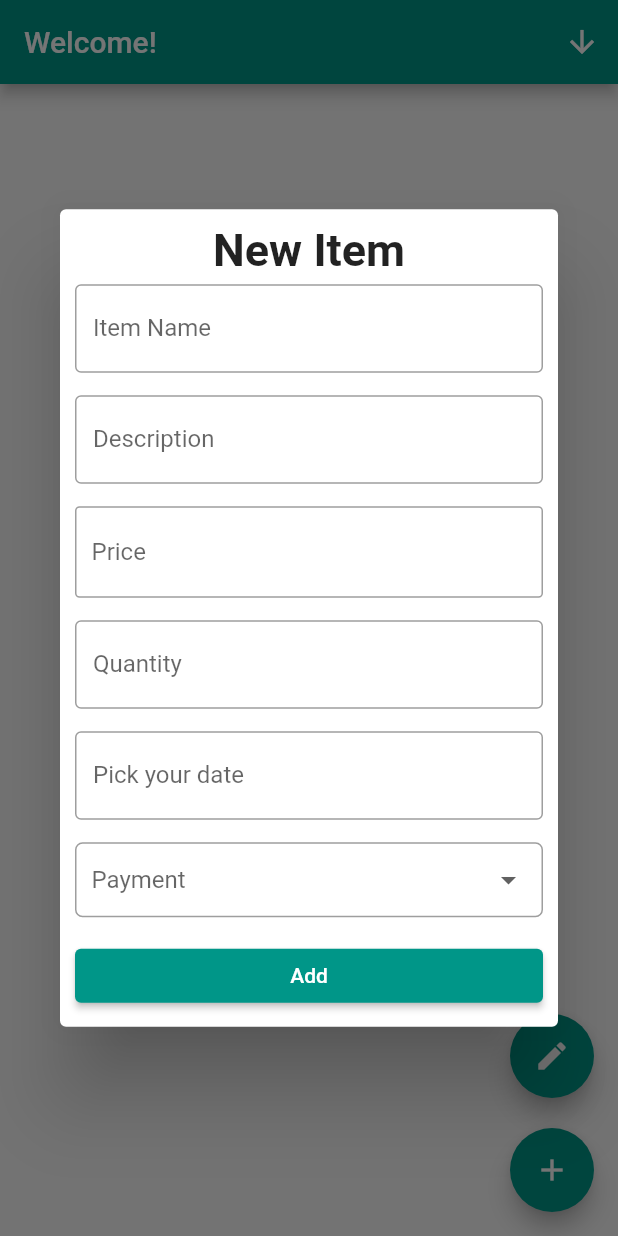
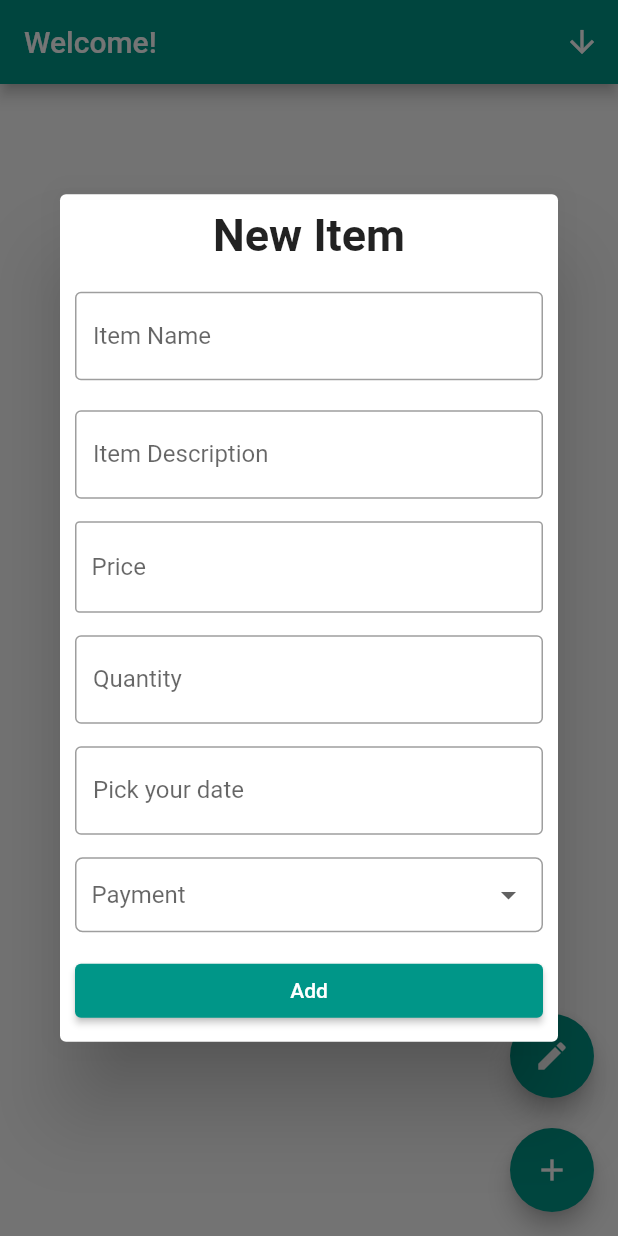
Before and after one commit to tamshallz/family-task-1, a Flutter app: the screen it shows after launch, after a tap on the "add" icon, on a phone screen of 412 x 824 dp. Run offline on Flutter 3.47's test engine with Material 2 defaults, Android fonts, the phone set to English and light mode, and no system bars; our stand-ins replace google_fonts, hive, hive_flutter; accounts and stored records are empty; generated files the repository leaves out were written again.

Commit message:
Fixing an issue on item name and description fields

```diff
--- a/lib/Screens/Home.dart
+++ b/lib/Screens/Home.dart
@@ -18,18 +18,36 @@ class Home extends StatefulWidget {
 
 class _HomeState extends State<Home> {
   Box<ExpenseModel> expensesBox;
-  String itemName;
+  final itemNameController = TextEditingController();
+  final itemDescriptionController = TextEditingController();
+  final itemPriceController = TextEditingController();
+  final itemQuantityController = TextEditingController();
+
+  // final itemDescriptionController = TextEditingController();
+  // String itemName;
   DateTime date;
-  String description;
-  double price;
-  int quantity;
+
+  // String description;
+  // double price;
+  // int quantity;
   Payment payment;
 
   final dateController = TextEditingController();
 
   @override
+  void initState() {
+    super.initState();
+  }
+
+  @override
   void dispose() {
     Hive.box('expenseModels').close();
+
+    /// Todo: Always consider disposing off controllers to avoid memory leaks
+    itemNameController.dispose();
+    itemDescriptionController.dispose();
+    itemPriceController.dispose();
+    itemQuantityController.dispose();
     super.dispose();
   }
 
@@ -76,7 +94,13 @@ class _HomeState extends State<Home> {
                       crossAxisAlignment: CrossAxisAlignment.start,
                       children: <Widget>[
                         SizedBox(height: 5),
-                        Text('currentExpense.itemName'), /// This shows an error too
+
+                        /// Todo: This was showing errors because the item name and description
+                        /// where not saved in the box, consider checking for null values in
+                        /// Text Widgets to avoid null errors
+                        Text(currentExpense?.itemName ?? "No name"),
+
+                        /// This shows an error too
                         SizedBox(height: 5),
                         Text(currentExpense.description.toString()),
                         SizedBox(height: 5),
@@ -134,11 +158,37 @@ class _HomeState extends State<Home> {
                                   ),
                                 ),
                               ),
+                              SizedBox(height: 20.0),
+                              // _buildInputField('Item Name', 'value', 'itemName'),
+                              // _buildInputField('Description', 'value', 'description'),
+
+                              Padding(
+                                padding: const EdgeInsets.only(bottom: 15),
+                                child: TextFormField(
+                                  keyboardType: TextInputType.text,
+                                  textCapitalization: TextCapitalization.sentences,
+                                  textInputAction: TextInputAction.next,
+                                  controller: itemNameController,
+                                  decoration: InputDecoration(
+                                    labelText: "Item Name",
+                                    border: OutlineInputBorder(),
+                                  ),
+                                ),
+                              ),
                               SizedBox(height: 5.0),
-                              _buildInputField(
-                                  'Item Name', 'value', 'itemName'),
-                              _buildInputField(
-                                  'Description', 'value', 'description'),
+                              Padding(
+                                padding: const EdgeInsets.only(bottom: 15),
+                                child: TextFormField(
+                                  keyboardType: TextInputType.text,
+                                  textCapitalization: TextCapitalization.sentences,
+                                  textInputAction: TextInputAction.next,
+                                  controller: itemDescriptionController,
+                                  decoration: InputDecoration(
+                                    labelText: "Item Description",
+                                    border: OutlineInputBorder(),
+                                  ),
+                                ),
+                              ),
 
                               // PRICE INPUT
                               Padding(
@@ -148,21 +198,19 @@ class _HomeState extends State<Home> {
                                       borderRadius: BorderRadius.circular(3),
                                       border: Border.all(color: Colors.grey)),
                                   child: Padding(
-                                    padding: const EdgeInsets.symmetric(
-                                        horizontal: 10),
+                                    padding: const EdgeInsets.symmetric(horizontal: 10),
                                     child: TextFormField(
+                                      controller: itemPriceController,
                                       keyboardType: TextInputType.number,
-
                                       // autofocus: true,
-                                      initialValue: "",
+                                      // initialValue: "",
                                       decoration: InputDecoration(
-                                          border: InputBorder.none,
-                                          labelText: 'Price'),
-                                      onChanged: (value) {
-                                        setState(() {
-                                          price = double.parse(value);
-                                        });
-                                      },
+                                          border: InputBorder.none, labelText: 'Price'),
+                                      // onChanged: (value) {
+                                      //   setState(() {
+                                      //     price = double.parse(value);
+                                      //   });
+                                      // },
                                     ),
                                   ),
                                 ),
@@ -172,23 +220,22 @@ class _HomeState extends State<Home> {
                               Padding(
                                 padding: const EdgeInsets.only(bottom: 15),
                                 child: TextField(
+                                  controller: itemQuantityController,
                                   keyboardType: TextInputType.number,
                                   // autofocus: true,
                                   decoration: InputDecoration(
-                                      border: OutlineInputBorder(),
-                                      labelText: 'Quantity'),
-                                  onChanged: (value) {
-                                    setState(() {
-                                      quantity = int.parse(value);
-                                    });
-                                  },
+                                      border: OutlineInputBorder(), labelText: 'Quantity'),
+                                  // onChanged: (value) {
+                                  //   setState(() {
+                                  //     quantity = int.parse(value);
+                                  //   });
+                                  // },
                                 ),
                               ),
 
                               TextField(
                                 decoration: InputDecoration(
-                                    border: OutlineInputBorder(),
-                                    labelText: 'Pick your date'),
+                                    border: OutlineInputBorder(), labelText: 'Pick your date'),
                                 readOnly: true,
                                 controller: dateController,
                                 onTap: () async {
@@ -197,8 +244,7 @@ class _HomeState extends State<Home> {
                                       initialDate: DateTime.now(),
                                       firstDate: DateTime(1900),
                                       lastDate: DateTime(2100));
-                                  dateController.text =
-                                      date.toString().substring(0, 10);
+                                  dateController.text = date.toString().substring(0, 10);
                                 },
                               ),
                               SizedBox(
@@ -207,8 +253,7 @@ class _HomeState extends State<Home> {
                               //
                               Container(
                                 width: double.infinity,
-                                padding: const EdgeInsets.only(
-                                    left: 10.0, right: 10.0),
+                                padding: const EdgeInsets.only(left: 10.0, right: 10.0),
                                 decoration: BoxDecoration(
                                     borderRadius: BorderRadius.circular(5),
                                     border: Border.all(
@@ -216,8 +261,7 @@ class _HomeState extends State<Home> {
                                     )),
                                 child: DropdownButtonHideUnderline(
                                   child: DropdownButton<Payment>(
-                                    items:
-                                        paymentString.keys.map((Payment value) {
+                                    items: paymentString.keys.map((Payment value) {
                                       return DropdownMenuItem<Payment>(
                                         value: value,
                                         child: Text(paymentString[value]),
@@ -258,6 +302,7 @@ class _HomeState extends State<Home> {
     //
   }
 
+  ///Todo:This affects performance of the app, consider adding the fields directly
   Widget _buildInputField(String label, String value, String labelName) {
     return Padding(
       padding: const EdgeInsets.only(bottom: 15),
@@ -282,11 +327,11 @@ class _HomeState extends State<Home> {
     expensesBox.add(
       ExpenseModel(
           date: date,
-          description: description,
+          description: itemDescriptionController.text,
           payment: payment,
-          price: price,
-          itemName: itemName,
-          quantity: quantity),
+          price: double.parse(itemPriceController.text),
+          itemName: itemNameController.text,
+          quantity: int.parse(itemQuantityController.text)),
     );
     Navigator.of(context).pop();
     print(expensesBox);
```
Also changed, not shown: pubspec.lock.
